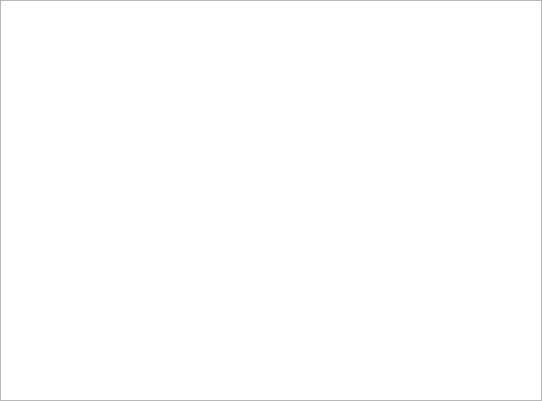
Before: the Qt Designer form imageviewer.ui in scheckmedia/ImageMosaicWall, drawn with Qt 5.
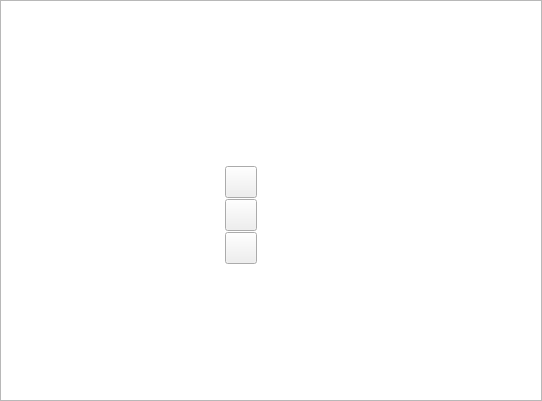
After: the same form once the commit is applied. Icons and pictures are not drawn.

Commit message: added zoom controlls

```diff
--- a/imageviewer.ui
+++ b/imageviewer.ui
@@ -31,23 +31,132 @@
   <property name="horizontalScrollBarPolicy">
    <enum>Qt::ScrollBarAlwaysOff</enum>
   </property>
-  <layout class="QHBoxLayout" name="horizontalLayout">
-   <property name="spacing">
-    <number>0</number>
+  <widget class="QWidget" name="wControls" native="true">
+   <property name="geometry">
+    <rect>
+     <x>220</x>
+     <y>160</y>
+     <width>40</width>
+     <height>110</height>
+    </rect>
    </property>
-   <property name="leftMargin">
-    <number>0</number>
+   <property name="sizePolicy">
+    <sizepolicy hsizetype="Fixed" vsizetype="Fixed">
+     <horstretch>0</horstretch>
+     <verstretch>0</verstretch>
+    </sizepolicy>
    </property>
-   <property name="topMargin">
-    <number>0</number>
+   <property name="minimumSize">
+    <size>
+     <width>0</width>
+     <height>0</height>
+    </size>
    </property>
-   <property name="rightMargin">
-    <number>0</number>
-   </property>
-   <property name="bottomMargin">
-    <number>0</number>
-   </property>
-  </layout>
+   <layout class="QVBoxLayout" name="verticalLayout">
+    <property name="spacing">
+     <number>0</number>
+    </property>
+    <property name="leftMargin">
+     <number>5</number>
+    </property>
+    <property name="topMargin">
+     <number>5</number>
+    </property>
+    <property name="rightMargin">
+     <number>5</number>
+    </property>
+    <property name="bottomMargin">
+     <number>5</number>
+    </property>
+    <item>
+     <widget class="QPushButton" name="btnZoomIn">
+      <property name="sizePolicy">
+       <sizepolicy hsizetype="Fixed" vsizetype="Fixed">
+        <horstretch>0</horstretch>
+        <verstretch>0</verstretch>
+       </sizepolicy>
+      </property>
+      <property name="minimumSize">
+       <size>
+        <width>32</width>
+        <height>32</height>
+       </size>
+      </property>
+      <property name="text">
+       <string/>
+      </property>
+      <property name="icon">
+       <iconset resource="assets.qrc">
+        <normaloff>:/icons/assets/zoom_in.png</normaloff>:/icons/assets/zoom_in.png</iconset>
+      </property>
+      <property name="iconSize">
+       <size>
+        <width>24</width>
+        <height>24</height>
+       </size>
+      </property>
+     </widget>
+    </item>
+    <item>
+     <widget class="QPushButton" name="btnZoomOut">
+      <property name="sizePolicy">
+       <sizepolicy hsizetype="Fixed" vsizetype="Fixed">
+        <horstretch>0</horstretch>
+        <verstretch>0</verstretch>
+       </sizepolicy>
+      </property>
+      <property name="minimumSize">
+       <size>
+        <width>32</width>
+        <height>32</height>
+       </size>
+      </property>
+      <property name="text">
+       <string/>
+      </property>
+      <property name="icon">
+       <iconset resource="assets.qrc">
+        <normaloff>:/icons/assets/zoom_out.png</normaloff>:/icons/assets/zoom_out.png</iconset>
+      </property>
+      <property name="iconSize">
+       <size>
+        <width>24</width>
+        <height>24</height>
+       </size>
+      </property>
+     </widget>
+    </item>
+    <item>
+     <widget class="QPushButton" name="btnHome">
+      <property name="sizePolicy">
+       <sizepolicy hsizetype="Fixed" vsizetype="Fixed">
+        <horstretch>0</horstretch>
+        <verstretch>0</verstretch>
+       </sizepolicy>
+      </property>
+      <property name="minimumSize">
+       <size>
+        <width>32</width>
+        <height>32</height>
+       </size>
+      </property>
+      <property name="text">
+       <string/>
+      </property>
+      <property name="icon">
+       <iconset resource="assets.qrc">
+        <normaloff>:/icons/assets/home.png</normaloff>:/icons/assets/home.png</iconset>
+      </property>
+      <property name="iconSize">
+       <size>
+        <width>24</width>
+        <height>24</height>
+       </size>
+      </property>
+     </widget>
+    </item>
+   </layout>
+  </widget>
  </widget>
  <resources/>
  <connections/>
```
Left out of the diff: 4 changed lines with no effect on the pictures. The commit also changes 2 other files.
